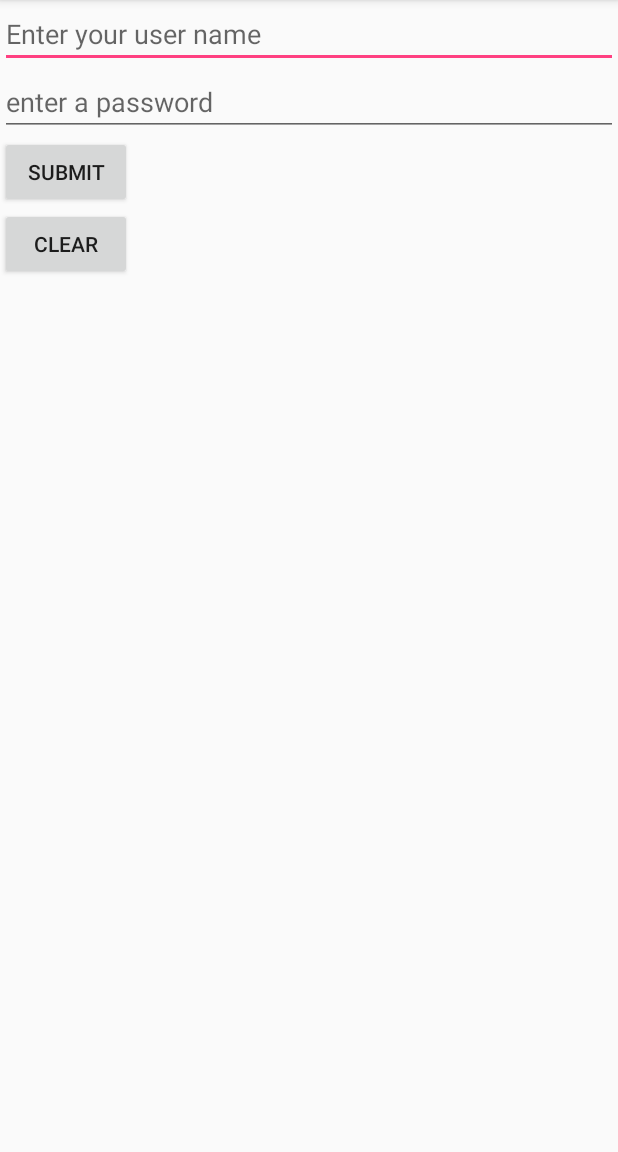
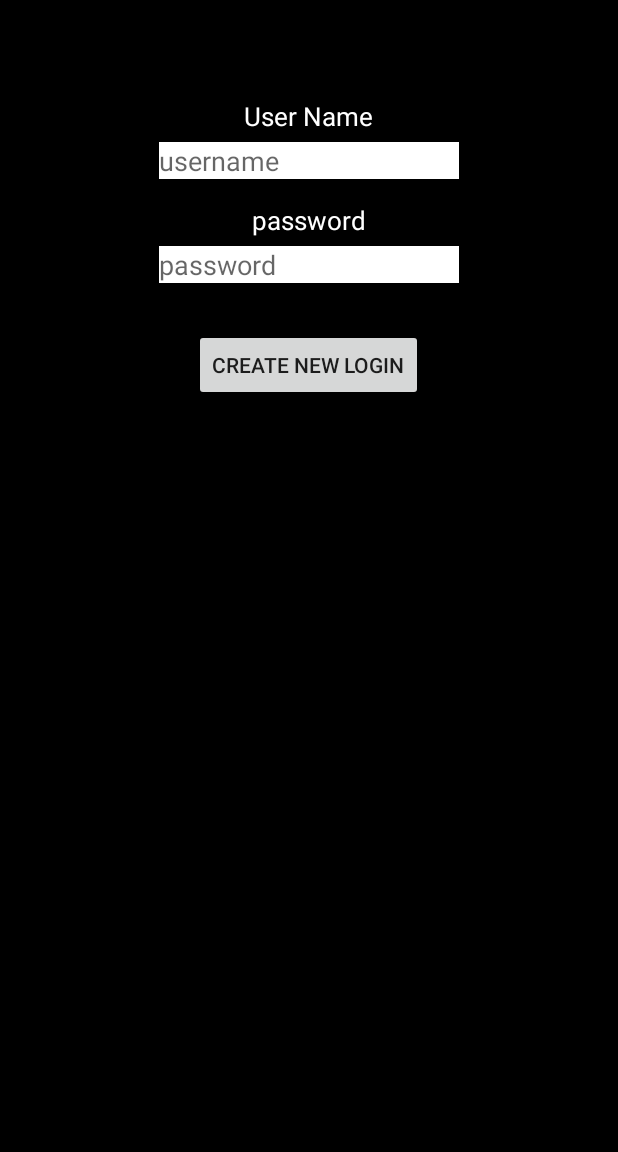
Before and after one commit to Waynekellman/JavaDon-tLie, an Android app: the RegisterActivity screen opened directly, with no data from a screen before it, on a phone screen of 412 x 824 dp, the part 84-1236 px from its top. Run offline under Robolectric (Android 15) with nearby library versions, the phone set to English and light mode, and no system bars; our stand-ins replace Room's generated code.

Commit message:
change to design

```diff
--- a/app/src/main/java/com/nyc/javadontlie/RegisterActivity.java
+++ b/app/src/main/java/com/nyc/javadontlie/RegisterActivity.java
@@ -18,7 +18,7 @@ public class RegisterActivity extends AppCompatActivity {
 
     private static final String TAG = "RegisterActivity";
     private EditText userName, password;
-    private Button submit, clear;
+    private Button submit;
     private AppDatabase db;
     private User newUser;
     private List<User> userList;
@@ -30,7 +30,6 @@ public class RegisterActivity extends AppCompatActivity {
         userName = findViewById(R.id.username);
         password = findViewById(R.id.password);
         submit = findViewById(R.id.submit);
-        clear = findViewById(R.id.clear);
 
         db = Room.databaseBuilder(getApplicationContext(),
                 AppDatabase.class, "Users").build();
@@ -76,35 +75,6 @@ public class RegisterActivity extends AppCompatActivity {
             }
         });
 
-        clear.setOnClickListener(new View.OnClickListener() {
-            @Override
-            public void onClick(View view) {
-
-                Thread thread = new Thread(new Runnable() {
-                    @Override
-                    public void run() {
-                        userList = db.userDao().getAll();
-                        for (User users : userList) {
-                            Log.d(TAG, "onCreate: " + users.id + " " + users.getUserName());
-                            db.userDao().delete(users);
-                        }
-                        if (db.userDao().getAll().size() == 0) {
-                            Log.d(TAG, "run: " + "List was deleted");
-                        }
-
-                    }
-                });
-                thread.start();
-                try {
-                    thread.join(5);
-                } catch (InterruptedException e) {
-                    e.printStackTrace();
-                }
-
-
-            }
-        });
-
 
     }
 }
--- a/app/src/main/res/layout/activity_register.xml
+++ b/app/src/main/res/layout/activity_register.xml
@@ -5,30 +5,50 @@
     android:layout_width="match_parent"
     android:layout_height="match_parent"
     android:orientation="vertical"
+    android:background="#000"
     tools:context="com.nyc.javadontlie.RegisterActivity">
 
+    <TextView
+        android:layout_width="wrap_content"
+        android:layout_height="wrap_content"
+        android:layout_gravity="center_horizontal"
+        android:text="User Name"
+        android:textSize="17dp"
+        android:textColor="#fff"
+        android:layout_marginTop="65dp"
+        android:layout_marginBottom="5dp"/>
     <EditText
         android:id="@+id/username"
-        android:layout_width="match_parent"
+        android:layout_width="200dp"
         android:layout_height="wrap_content"
-        android:hint="Enter your user name"/>
-
+        android:layout_gravity="center_horizontal"
+        android:background="#fff"
+        android:hint="username"
+        android:layout_marginBottom="15dp"/>
+    <TextView
+        android:layout_width="wrap_content"
+        android:layout_height="wrap_content"
+        android:layout_gravity="center_horizontal"
+        android:textColor="#fff"
+        android:textSize="17dp"
+        android:text="password"
+        android:layout_marginBottom="5dp"/>
     <EditText
         android:id="@+id/password"
-        android:layout_width="match_parent"
+        android:layout_width="200dp"
         android:layout_height="wrap_content"
+        android:layout_gravity="center_horizontal"
+        android:background="#fff"
         android:inputType="textPassword"
-        android:hint="enter a password"/>
-
+        android:hint="password"
+        android:layout_marginBottom="15dp"/>
     <Button
         android:id="@+id/submit"
         android:layout_width="wrap_content"
         android:layout_height="wrap_content"
-        android:text="submit"/>
-    <Button
-        android:id="@+id/clear"
-        android:text="clear"
-        android:layout_width="wrap_content"
-        android:layout_height="wrap_content" />
+        android:layout_gravity="center_horizontal"
+        android:text="create new login"
+        android:layout_marginBottom="15dp"
+        android:layout_marginTop="15dp"/>
 
 </LinearLayout>
```
Also changed, not shown: app/src/main/java/com/nyc/javadontlie/LoginActivity.java (+17 -2 lines), app/src/main/res/layout/activity_money.xml (+7 -0 lines), app/src/main/res/layout/activity_start.xml (+12 -4 lines), app/src/main/res/layout/itemview.xml (+7 -3 lines).
